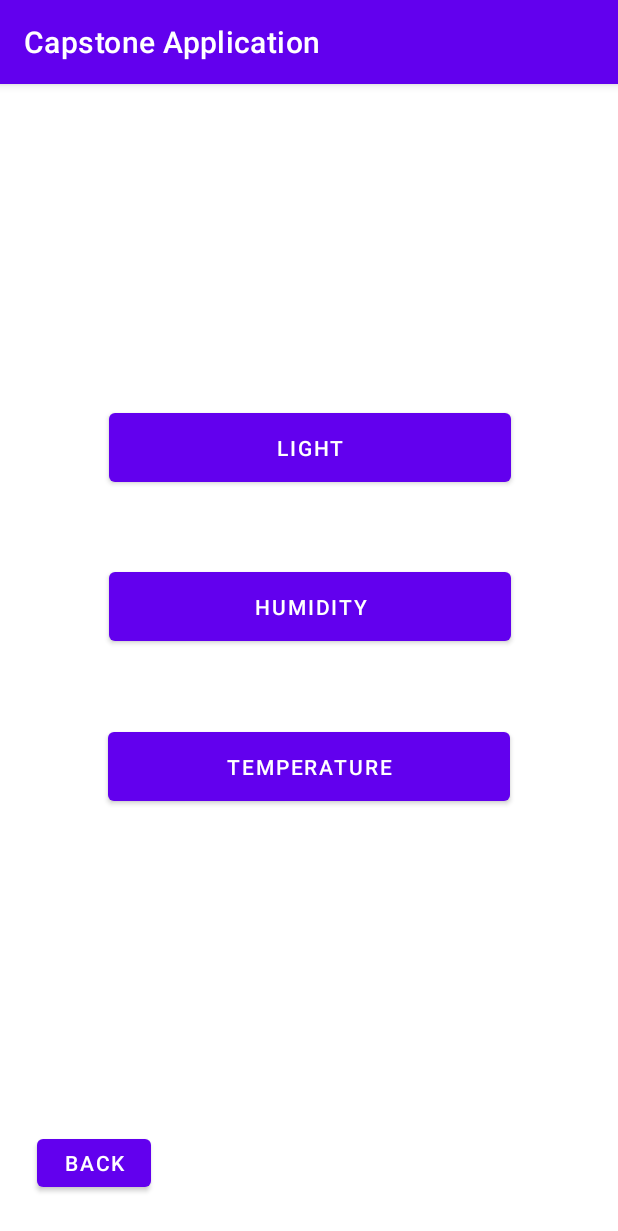
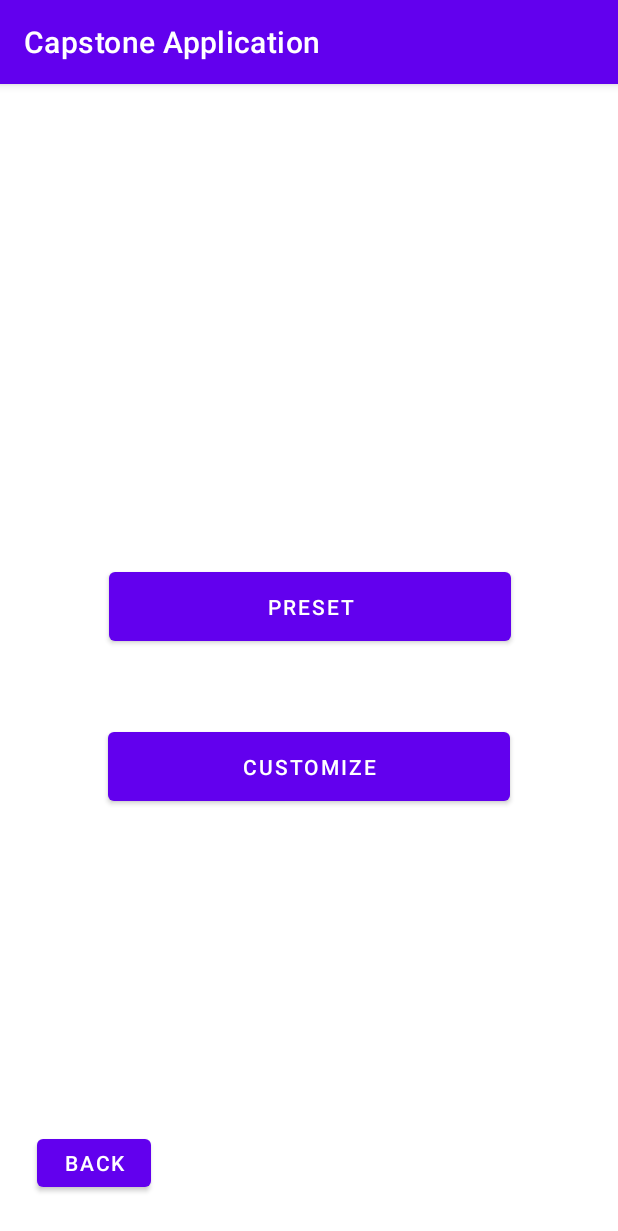
Before and after one commit to soihateu/Hydroponics, an Android app: the screen it shows after launch (MainPage before the commit, MainMenu after it), after a tap on "CONNECT", on a phone screen of 412 x 824 dp. Shown: the top 1231 px of the screen. Run offline under Robolectric (Android 15) with nearby library versions, the phone set to English and light mode, and no system bars.

Commit message:
added preset

```diff
--- a/app/src/main/AndroidManifest.xml
+++ b/app/src/main/AndroidManifest.xml
@@ -16,10 +16,13 @@
                 <category android:name="android.intent.category.LAUNCHER" />
             </intent-filter>
         </activity>
-        <activity android:name=".MainPage"/>
+        <activity android:name=".CustomizePage"/>
         <activity android:name=".TemperatureSettings"/>
         <activity android:name=".LightSettings"/>
         <activity android:name=".HumiditySettings"/>
+        <activity android:name=".PresetList"/>
+        <activity android:name=".EditPreset"/>
+        <activity android:name=".MainMenu"/>
 
 
     </application>
--- a/app/src/main/java/com/example/capstoneapplication/MainActivity.java
+++ b/app/src/main/java/com/example/capstoneapplication/MainActivity.java
@@ -2,15 +2,13 @@ package com.example.capstoneapplication;
 
 import androidx.appcompat.app.AppCompatActivity;
 
-import android.app.PendingIntent;
 import android.content.Intent;
-import android.hardware.usb.UsbDevice;
 import android.os.Bundle;
 import android.view.View;
 import android.widget.Button;
 
-import java.util.HashMap;
-import java.util.Map;
+// Bluetooth Serial
+
 
 public class MainActivity extends AppCompatActivity {
 
@@ -23,7 +21,7 @@ public class MainActivity extends AppCompatActivity {
         startButton.setOnClickListener(new View.OnClickListener() {
            @Override
            public void onClick(View v) {
-               Intent intent = new Intent(MainActivity.this, MainPage.class);
+               Intent intent = new Intent(MainActivity.this, MainMenu.class);
                startActivity(intent);
            }
         });
--- /dev/null
+++ b/app/src/main/java/com/example/capstoneapplication/MainMenu.java
@@ -0,0 +1,44 @@
+package com.example.capstoneapplication;
+
+import android.content.Intent;
+import android.os.Bundle;
+import android.view.View;
+import android.widget.Button;
+
+public class MainMenu extends MainActivity {
+    @Override
+    protected void onCreate(Bundle savedInstanceState) {
+        super.onCreate(savedInstanceState);
+        setContentView(R.layout.main_menu);
+
+        // Back Button to return to Initial Page
+        Button backButton = findViewById(R.id.backButton);
+        backButton.setOnClickListener(new View.OnClickListener() {
+            @Override
+            public void onClick(View v) {
+                Intent backIntent = new Intent(MainMenu.this, MainActivity.class);
+                startActivity(backIntent);
+            }
+        });
+
+        // Button to go to preset page
+        Button presetButton = findViewById(R.id.presetButton);
+        presetButton.setOnClickListener(new View.OnClickListener() {
+            @Override
+            public void onClick(View v) {
+                Intent intent = new Intent(MainMenu.this, PresetList.class);
+                startActivity(intent);
+            }
+        });
+
+        // Button to go to customize page
+        Button customizeButton = findViewById(R.id.customizeButton);
+        customizeButton.setOnClickListener(new View.OnClickListener() {
+            @Override
+            public void onClick(View v) {
+                Intent intent = new Intent(MainMenu.this, CustomizePage.class);
+                startActivity(intent);
+            }
+        });
+    }
+}
--- /dev/null
+++ b/app/src/main/res/layout/main_menu.xml
@@ -0,0 +1,45 @@
+<?xml version="1.0" encoding="utf-8"?>
+<androidx.constraintlayout.widget.ConstraintLayout
+    xmlns:android="http://schemas.android.com/apk/res/android"
+    xmlns:app="http://schemas.android.com/apk/res-auto"
+    xmlns:tools="http://schemas.android.com/tools"
+    android:layout_width="match_parent"
+    android:layout_height="match_parent">
+
+
+    <Button
+        android:id="@+id/customizeButton"
+        android:layout_width="268dp"
+        android:layout_height="58dp"
+        android:text="Customize"
+        app:layout_constraintBottom_toBottomOf="parent"
+        app:layout_constraintEnd_toEndOf="parent"
+        app:layout_constraintStart_toStartOf="parent"
+        app:layout_constraintTop_toTopOf="parent"
+        app:layout_constraintVertical_bias="0.6" />
+
+    <Button
+        android:id="@+id/backButton"
+        android:layout_width="76dp"
+        android:layout_height="44dp"
+        android:text="Back"
+        app:layout_constraintBottom_toBottomOf="parent"
+        app:layout_constraintEnd_toEndOf="parent"
+        app:layout_constraintHorizontal_bias="0.074"
+        app:layout_constraintStart_toStartOf="parent"
+        app:layout_constraintTop_toTopOf="parent"
+        app:layout_constraintVertical_bias="0.963" />
+
+    <Button
+        android:id="@+id/presetButton"
+        android:layout_width="268dp"
+        android:layout_height="58dp"
+        android:text="Preset"
+        app:layout_constraintBottom_toBottomOf="parent"
+        app:layout_constraintEnd_toEndOf="parent"
+        app:layout_constraintHorizontal_bias="0.503"
+        app:layout_constraintStart_toStartOf="parent"
+        app:layout_constraintTop_toTopOf="parent"
+        app:layout_constraintVertical_bias="0.45" />
+
+</androidx.constraintlayout.widget.ConstraintLayout>
--- a/app/src/main/res/layout/temperature_settings.xml
+++ b/app/src/main/res/layout/temperature_settings.xml
@@ -72,7 +72,7 @@
         android:layout_width="346dp"
         android:layout_height="84dp"
         android:stepSize="2.0"
-        android:valueFrom="0.0"
+        android:valueFrom="10.0"
         android:valueTo="30.0"
         app:layout_constraintBottom_toBottomOf="parent"
         app:layout_constraintEnd_toEndOf="parent"
```
Also changed, not shown: app/src/main/java/com/example/capstoneapplication/CurrentSettings.java (added, +13 -0 lines), app/src/main/java/com/example/capstoneapplication/CustomizePage.java (renamed from app/src/main/java/com/example/capstoneapplication/MainPage.java, +10 -6 lines), app/src/main/java/com/example/capstoneapplication/DatabaseHelper.java (added, +62 -0 lines), app/src/main/java/com/example/capstoneapplication/EditPreset.java (added, +100 -0 lines), app/src/main/java/com/example/capstoneapplication/HumiditySettings.java (+7 -5 lines), app/src/main/java/com/example/capstoneapplication/LightSettings.java (+12 -9 lines), app/src/main/java/com/example/capstoneapplication/PresetList.java (added, +84 -0 lines), app/src/main/java/com/example/capstoneapplication/TemperatureSettings.java (+13 -22 lines), app/src/main/res/layout/edit_preset.xml (added, +133 -0 lines), app/src/main/res/layout/preset_items.xml (added, +51 -0 lines), app/src/main/res/layout/customize.xml (renamed from app/src/main/res/layout/menu.xml).
